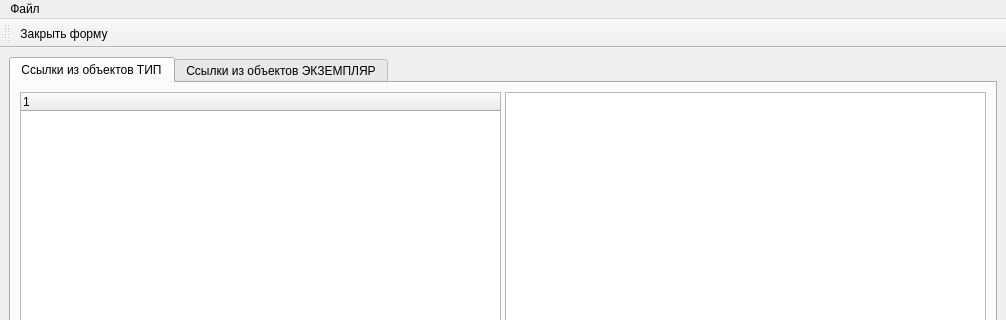
This is EssForms/LinksExplorer.ui in VladisGol/platon-accs as Qt 5 draws it before an edit; both pictures show x 0 to 1006 and y 0 to 320 of the 1006 by 612 pixel window. The edited form follows.
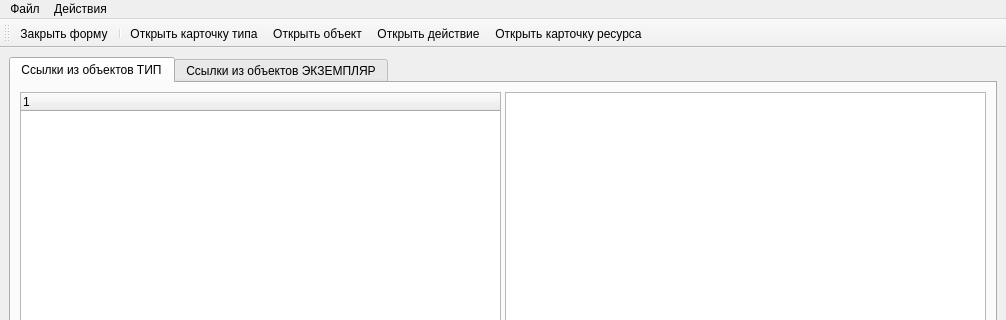
This is the edited form. Icons and pictures are not drawn. Custom widgets are drawn as their Qt base class.

Commit message: В форму отражения ссылок добавлены кнопки открытия корреспондирующих документов и исправлены некоторые недоработки по интерфейсу. Исправлена функция возвращающая species для eidos-а по его номеру, а также исправлена функция fork объекта RESCopy для устранения потенциальной ошибки при копировании служебных экстраатрибутов.

What changed in the file:
```diff
--- a/EssForms/LinksExplorer.ui
+++ b/EssForms/LinksExplorer.ui
@@ -73,7 +73,7 @@
      <x>0</x>
      <y>0</y>
      <width>1006</width>
-     <height>28</height>
+     <height>26</height>
     </rect>
    </property>
    <widget class="QMenu" name="menu" >
@@ -82,7 +82,17 @@
     </property>
     <addaction name="action_close" />
    </widget>
+   <widget class="QMenu" name="menu_2" >
+    <property name="title" >
+     <string>Действия</string>
+    </property>
+    <addaction name="action_HypOpen" />
+    <addaction name="action_OBJOpen" />
+    <addaction name="action_ACTOpen" />
+    <addaction name="action_RESOpen" />
+   </widget>
    <addaction name="menu" />
+   <addaction name="menu_2" />
   </widget>
   <widget class="QStatusBar" name="statusbar" />
   <widget class="QToolBar" name="toolBar" >
@@ -96,6 +106,11 @@
     <bool>false</bool>
    </attribute>
    <addaction name="action_close" />
+   <addaction name="separator" />
+   <addaction name="action_HypOpen" />
+   <addaction name="action_OBJOpen" />
+   <addaction name="action_ACTOpen" />
+   <addaction name="action_RESOpen" />
   </widget>
   <action name="action_close" >
    <property name="icon" >
@@ -106,6 +121,42 @@
     <string>Закрыть форму</string>
    </property>
   </action>
+  <action name="action_HypOpen" >
+   <property name="icon" >
+    <iconset resource="../images/resources.qrc" >
+     <normaloff>:/PICS/konstr.png</normaloff>:/PICS/konstr.png</iconset>
+   </property>
+   <property name="text" >
+    <string>Открыть карточку типа</string>
+   </property>
+  </action>
+  <action name="action_OBJOpen" >
+   <property name="icon" >
+    <iconset resource="../images/resources.qrc" >
+     <normaloff>:/PICS/browser.png</normaloff>:/PICS/browser.png</iconset>
+   </property>
+   <property name="text" >
+    <string>Открыть объект</string>
+   </property>
+  </action>
+  <action name="action_ACTOpen" >
+   <property name="icon" >
+    <iconset resource="../images/resources.qrc" >
+     <normaloff>:/PICS/action.png</normaloff>:/PICS/action.png</iconset>
+   </property>
+   <property name="text" >
+    <string>Открыть действие</string>
+   </property>
+  </action>
+  <action name="action_RESOpen" >
+   <property name="icon" >
+    <iconset resource="../images/resources.qrc" >
+     <normaloff>:/PICS/diamond_juliane_krug_01.png</normaloff>:/PICS/diamond_juliane_krug_01.png</iconset>
+   </property>
+   <property name="text" >
+    <string>Открыть карточку ресурса</string>
+   </property>
+  </action>
  </widget>
  <customwidgets>
   <customwidget>
```
Left out of the diff: 27 changed lines with no effect on the pictures. The commit also changes 5 other files.
